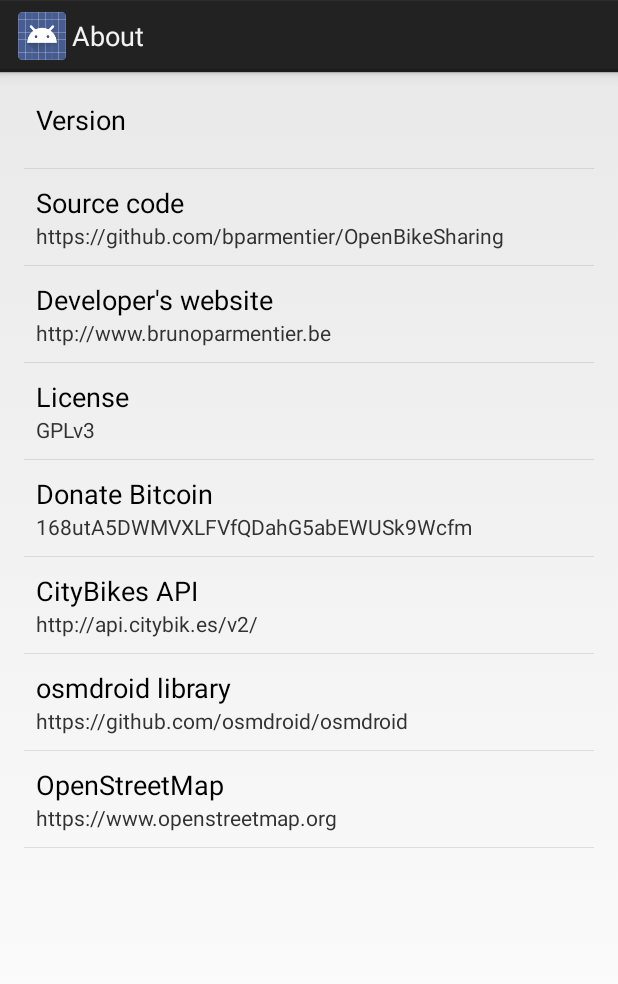
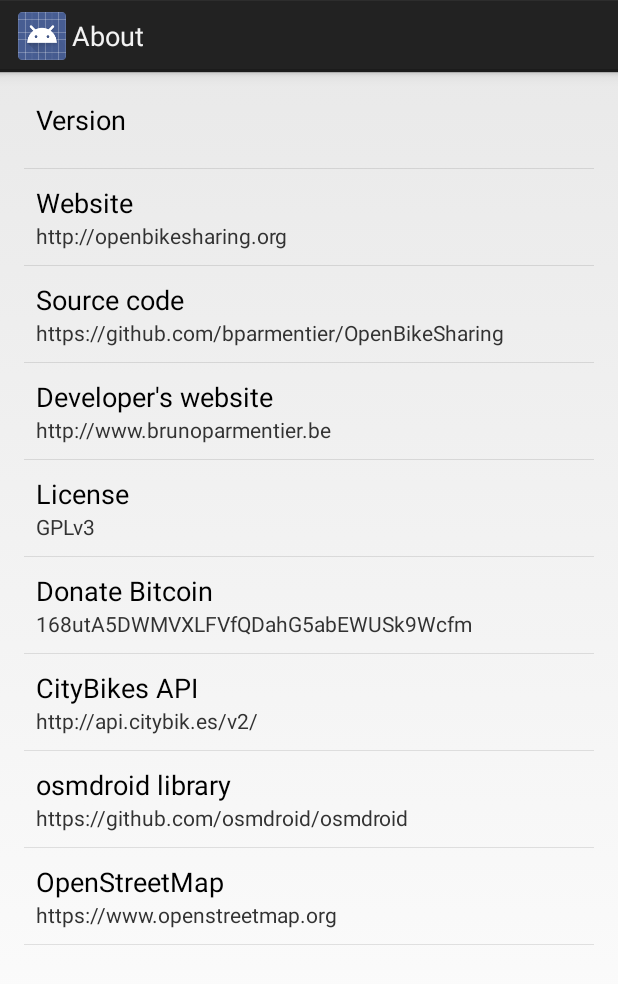
Before and after one commit to bparmentier/OpenBikeSharing, an Android app: the fragment SettingsFragment shown on its own in the app's theme, after a tap on "About", on a phone screen of 412 x 824 dp. Shown: the top 984 px of the screen. Run offline under Robolectric (Android 15) with nearby library versions, the phone set to English and light mode, and no system bars.

Commit message:
Add openbikesharing.org website link in Settings

```diff
--- a/app/src/main/res/values/strings_activity_settings.xml
+++ b/app/src/main/res/values/strings_activity_settings.xml
@@ -51,6 +51,7 @@
         (https://github.com/osmdroid/osmdroid).
     </string>
 
+    <string name="pref_title_website">Website</string>
     <string name="pref_title_source_code">Source code</string>
     <string name="pref_title_developers_website">Developer\'s website</string>
     <string name="pref_title_donate_bitcoin">Donate Bitcoin</string>
--- a/app/src/main/res/xml/pref_general.xml
+++ b/app/src/main/res/xml/pref_general.xml
@@ -38,6 +38,14 @@
         <Preference
             android:key="pref_version"
             android:title="@string/pref_title_version" />
+
+        <Preference
+            android:summary="http://openbikesharing.org"
+            android:title="@string/pref_title_website">
+            <intent
+                android:action="android.intent.action.VIEW"
+                android:data="http://openbikesharing.org" />
+        </Preference>
 
         <Preference
             android:summary="https://github.com/bparmentier/OpenBikeSharing"
```
Also changed, not shown: 1 other file.
